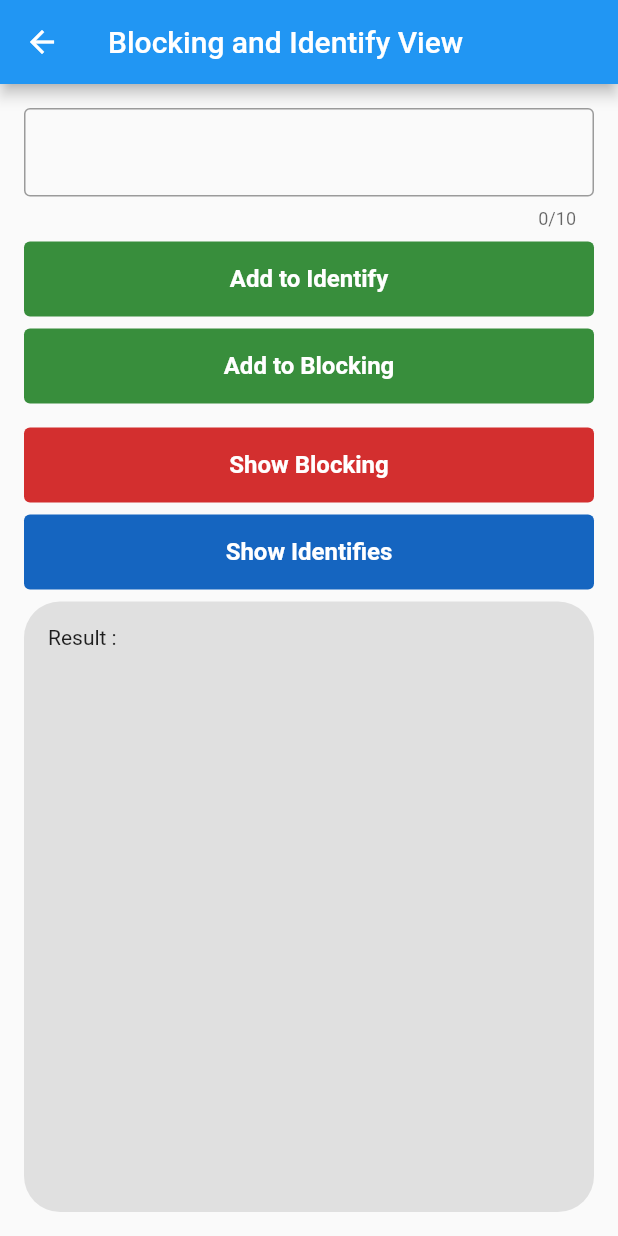
After one commit to xSengPed/platform_integration_experimental, a Flutter app: the BlockingAndIdentifyView screen opened directly, on a phone screen of 412 x 824 dp. The commit adds this screen. Run offline on Flutter 3.47's test engine with Material 2 defaults, Android fonts, the phone set to English and light mode, and no system bars; our stand-ins replace dio, isar, permission_handler; missing offline and left inert: flutter_callkit_incoming, flutter_callkit_voximplant, phone_state; accounts and stored records are empty; generated files the repository leaves out were written again.

Commit message:
block and idf

```diff
--- a/lib/components/my_button.dart
+++ b/lib/components/my_button.dart
@@ -2,9 +2,15 @@ import 'package:flutter/material.dart';
 
 class MyButton extends StatelessWidget {
   final VoidCallback onPressed;
-  final Widget? child;
+  final Widget child;
+  final Color? color;
 
-  const MyButton({super.key, required this.onPressed, this.child});
+  const MyButton({
+    super.key,
+    required this.onPressed,
+    required this.child,
+    this.color,
+  });
 
   @override
   Widget build(BuildContext context) {
@@ -12,11 +18,16 @@ class MyButton extends StatelessWidget {
       height: 50,
       child: ElevatedButton(
         style: ElevatedButton.styleFrom(
-          backgroundColor: Colors.green[700],
+          backgroundColor: color ?? Colors.green[700],
           elevation: 0,
         ),
         onPressed: onPressed,
-        child: child,
+        child: DefaultTextStyle(
+            style: TextStyle(
+              fontSize: 16,
+              fontWeight: FontWeight.w600,
+            ),
+            child: child),
       ),
     );
   }
--- a/lib/main.dart
+++ b/lib/main.dart
@@ -1,5 +1,6 @@
 import 'package:callkit_experimental/screens/home/home.view.dart';
 import 'package:callkit_experimental/services/api_services.dart';
+import 'package:callkit_experimental/services/callkit_service.dart';
 import 'package:callkit_experimental/services/database_service.dart';
 
 import 'package:flutter/material.dart';
@@ -7,6 +8,7 @@ import 'package:flutter/material.dart';
 void main() async {
   WidgetsFlutterBinding.ensureInitialized();
   ApiServices.init();
+  CallKitService.init();
   DatabaseService.init();
 
   runApp(AppMain());
--- /dev/null
+++ b/lib/screens/blocking_and_idf.view.dart
@@ -0,0 +1,138 @@
+import 'package:callkit_experimental/components/my_button.dart';
+import 'package:callkit_experimental/services/call_service.dart';
+import 'package:callkit_experimental/services/callkit_service.dart';
+import 'package:flutter/material.dart';
+import 'package:uuid/uuid.dart';
+
+class BlockingAndIdentifyView extends StatefulWidget {
+  const BlockingAndIdentifyView({super.key});
+
+  @override
+  State<BlockingAndIdentifyView> createState() =>
+      _BlockingAndIdentifyViewState();
+}
+
+class _BlockingAndIdentifyViewState extends State<BlockingAndIdentifyView> {
+  TextEditingController textEditingController = TextEditingController();
+  String result = "";
+  @override
+  Widget build(BuildContext context) {
+    return Scaffold(
+      appBar: AppBar(
+        title: Text("Blocking and Identify View"),
+      ),
+      body: Padding(
+        padding: const EdgeInsets.all(16.0),
+        child: Column(
+          children: [
+            Form(
+              child: TextFormField(
+                decoration: InputDecoration(border: OutlineInputBorder()),
+                keyboardType: TextInputType.number,
+                maxLength: 10,
+                controller: textEditingController,
+              ),
+            ),
+            SizedBox(
+              height: 8,
+            ),
+            Row(
+              children: [
+                Expanded(
+                    child: MyButton(
+                        child: Text("Add to Identify"),
+                        onPressed: () async {
+                          if (textEditingController.text.length < 10) {
+                            return;
+                          }
+                          await CallKitService.addIdentifiedNumber(
+                              textEditingController.text, Uuid().v4());
+                          ScaffoldMessenger.of(context).showSnackBar(SnackBar(
+                              content: Text(
+                                  'Identify Add : ${textEditingController.text}')));
+                        })),
+              ],
+            ),
+            SizedBox(
+              height: 8,
+            ),
+            Row(
+              children: [
+                Expanded(
+                    child: MyButton(
+                        child: Text("Add to Blocking"),
+                        onPressed: () async {
+                          if (textEditingController.text.length < 10) {
+                            return;
+                          }
+                          await CallKitService.addBlockedNumber(
+                              textEditingController.text);
+
+                          ScaffoldMessenger.of(context).showSnackBar(SnackBar(
+                              content: Text(
+                                  'Blocking Add : ${textEditingController.text}')));
+                        })),
+              ],
+            ),
+            SizedBox(
+              height: 8,
+            ),
+            SizedBox(
+              height: 8,
+            ),
+            Row(
+              children: [
+                Expanded(
+                    child: MyButton(
+                        color: Colors.red[700],
+                        child: Text("Show Blocking"),
+                        onPressed: () async {
+                          final res = await CallKitService.getBlockedNumbers();
+                          setState(() {
+                            result = res.toString();
+                          });
+                        })),
+              ],
+            ),
+            SizedBox(
+              height: 8,
+            ),
+            Row(
+              children: [
+                Expanded(
+                    child: MyButton(
+                        color: Colors.blue[800],
+                        child: Text("Show Identifies"),
+                        onPressed: () async {
+                          final res =
+                              await CallKitService.getIdentifiedNumbers();
+
+                          final data =
+                              res.map((e) => "\n[${e.label}]\n${e.number}");
+                          setState(() {
+                            result = data.toString();
+                          });
+                        })),
+              ],
+            ),
+            SizedBox(
+              height: 8,
+            ),
+            Flexible(
+                child: Container(
+              padding: EdgeInsets.all(16),
+              decoration: BoxDecoration(
+                  color: Colors.grey[300],
+                  borderRadius: BorderRadius.circular(24)),
+              child: Column(children: [
+                Row(
+                  children: [Expanded(child: Text("Result : $result"))],
+                )
+              ]),
+            ))
+          ],
+        ),
+      ),
+    );
+  }
+}
```
Also changed, not shown: lib/screens/home/calling_page.dart (deleted, +0 -123 lines), lib/screens/home/home.view.dart (+9 -46 lines), lib/services/callkit_service.dart (+36 -69 lines), lib/services/native_service.dart (+0 -18 lines), 1 other file.
